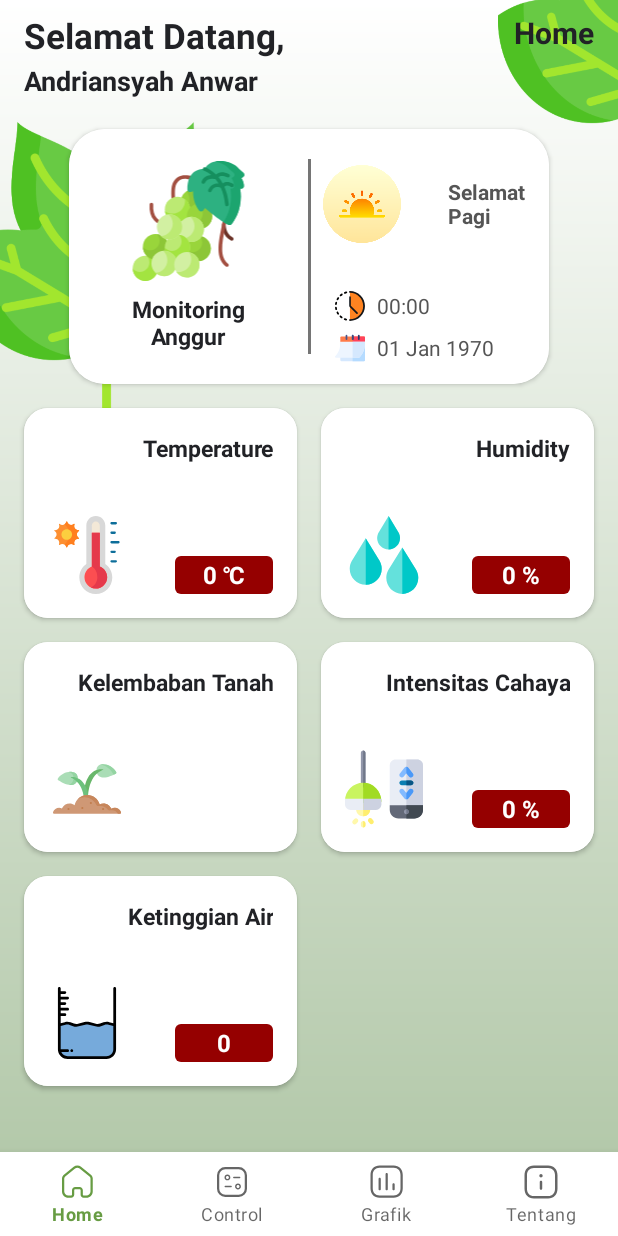
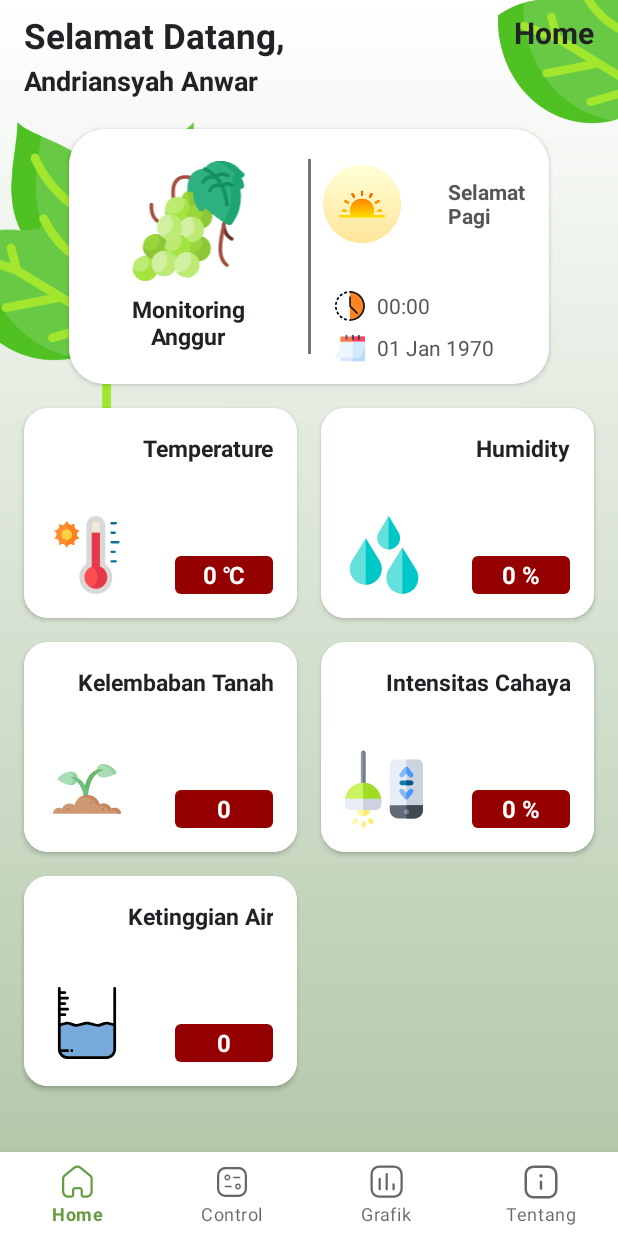
Before and after one commit to RadenMas6699/MonitoringAnggur, an Android app: the screen it shows after launch (MainActivity), on a phone screen of 412 x 824 dp. Run offline under Robolectric (Android 15) with nearby library versions, the phone set to English and light mode, and no system bars; our stand-ins replace Firebase (no records; nobody signed in at launch, a user with empty details on screens opened directly), navigation-ui; 6 statements that could not run were skipped.

Commit message:
Update again

```diff
--- a/app/src/main/java/com/radenmas/monitoring/anggur/ui/main/HomeFragment.kt
+++ b/app/src/main/java/com/radenmas/monitoring/anggur/ui/main/HomeFragment.kt
@@ -50,7 +50,7 @@ class HomeFragment : Fragment() {
 
                     setBackgroundText(b.tvTemp, temp, 25, 30)
                     setBackgroundText(b.tvHum, hum, 70, 80)
-//                    setBackgroundText(b.tvSoil, intSoil, 50, 80)
+                    setBackgroundText(b.tvSoil, soil, 50, 80)
                     setBackgroundText(b.tvIntensity, cahaya, 50, 80)
                     setBackgroundText(b.tvWater, water, 25, 30)
 
```
